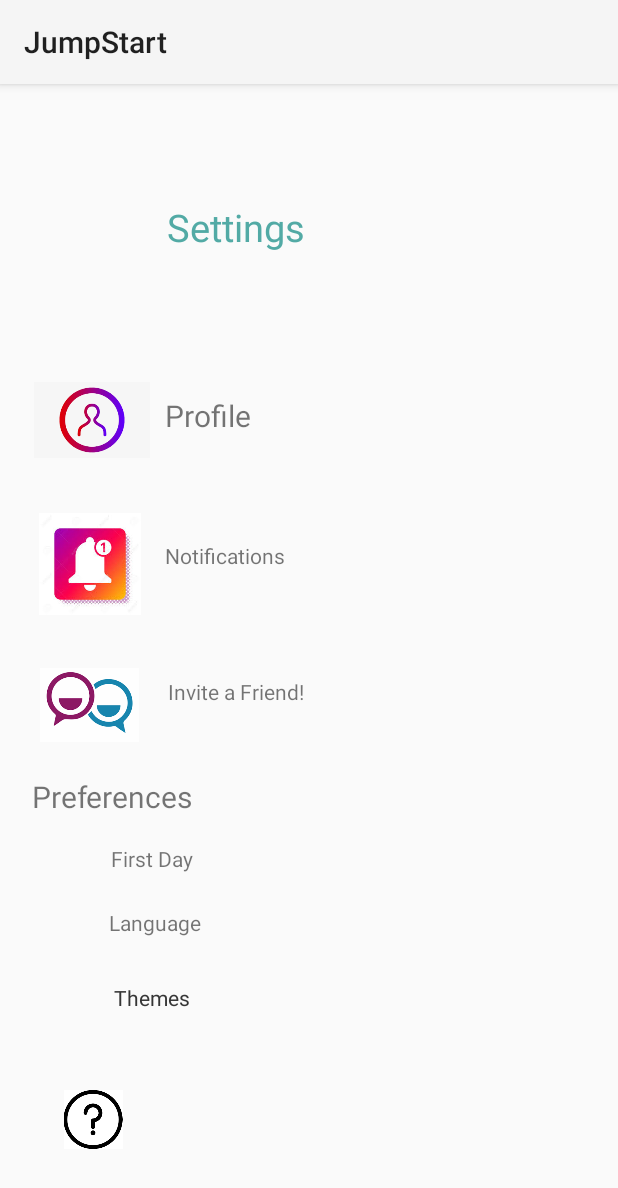
After one commit to bkcyanne/swen3001_group_project, an Android app: the settings screen opened directly, with no data from a screen before it, on a phone screen of 412 x 824 dp. The commit adds this screen. Shown: the top 1188 px of the screen. Run offline under Robolectric (Android 15) with nearby library versions, the phone set to English and light mode, and no system bars.

Commit message:
Settings page added

```diff
--- a/Android Dev/app/src/main/AndroidManifest.xml
+++ b/Android Dev/app/src/main/AndroidManifest.xml
@@ -9,7 +9,8 @@
         android:roundIcon="@mipmap/ic_launcher_round"
         android:supportsRtl="true"
         android:theme="@style/AppTheme">
-        <activity android:name=".profile"></activity>
+        <activity android:name=".settings"></activity>
+        <activity android:name=".profile" />
         <activity android:name=".edItProfile" />
         <activity android:name=".viewAllTasksScrollView" />
         <activity android:name=".viewAllTasks" />
--- /dev/null
+++ b/Android Dev/app/src/main/java/com/example/killmenow/settings.kt
@@ -0,0 +1,11 @@
+package com.example.killmenow
+
+import androidx.appcompat.app.AppCompatActivity
+import android.os.Bundle
+
+class settings : AppCompatActivity() {
+    override fun onCreate(savedInstanceState: Bundle?) {
+        super.onCreate(savedInstanceState)
+        setContentView(R.layout.activity_settings)
+    }
+}
--- a/Android Dev/app/src/main/res/layout/activity_ed_it_profile.xml
+++ b/Android Dev/app/src/main/res/layout/activity_ed_it_profile.xml
@@ -194,5 +194,16 @@
         android:inputType="textPassword"
         tools:ignore="LabelFor" />
 
+    <ImageView
+        android:id="@+id/backButtonIcon"
+        android:layout_width="46dp"
+        android:layout_height="53dp"
+        android:layout_alignParentEnd="true"
+        android:layout_alignParentBottom="true"
+        android:layout_marginEnd="341dp"
+        android:layout_marginBottom="657dp"
+        app:srcCompat="@drawable/backprofilepageicon"
+        android:contentDescription="@string/warning" />
+
 
 </RelativeLayout>
--- a/Android Dev/app/src/main/res/layout/activity_new_task.xml
+++ b/Android Dev/app/src/main/res/layout/activity_new_task.xml
@@ -62,5 +62,6 @@
         android:id="@+id/imageView3"
         android:layout_width="77dp"
         android:layout_height="64dp"
-        app:srcCompat="@drawable/tasks" />
+        app:srcCompat="@drawable/tasks"
+        tools:ignore="ContentDescription" />
 </RelativeLayout>
--- a/Android Dev/app/src/main/res/layout/activity_profile.xml
+++ b/Android Dev/app/src/main/res/layout/activity_profile.xml
@@ -155,5 +155,16 @@
         android:layout_marginBottom="490dp"
         android:text="Collect This Email From a listener later" />
 
+    <ImageView
+        android:id="@+id/backButtonIcon"
+        android:layout_width="46dp"
+        android:layout_height="53dp"
+        android:layout_alignParentEnd="true"
+        android:layout_alignParentBottom="true"
+        android:layout_marginEnd="341dp"
+        android:layout_marginBottom="657dp"
+        app:srcCompat="@drawable/backprofilepageicon"
+        android:contentDescription="@string/warning" />
+
 
 </RelativeLayout>
--- /dev/null
+++ b/Android Dev/app/src/main/res/layout/activity_settings.xml
@@ -0,0 +1,150 @@
+<?xml version="1.0" encoding="utf-8"?>
+<RelativeLayout xmlns:android="http://schemas.android.com/apk/res/android"
+    xmlns:app="http://schemas.android.com/apk/res-auto"
+    xmlns:tools="http://schemas.android.com/tools"
+    android:layout_width="match_parent"
+    android:layout_height="match_parent"
+    tools:context=".settings">
+
+
+
+    <TextView
+        android:id="@+id/settings"
+        android:layout_width="251dp"
+        android:layout_height="50dp"
+        android:layout_alignParentEnd="true"
+        android:layout_alignParentBottom="true"
+        android:layout_marginEnd="49dp"
+        android:layout_marginBottom="640dp"
+        android:text="@string/Settings"
+        android:textColor="#52AAA5"
+        android:textSize="25sp" />
+
+    <ImageView
+        android:id="@+id/imageView"
+        android:layout_width="77dp"
+        android:layout_height="76dp"
+        android:layout_alignParentEnd="true"
+        android:layout_alignParentBottom="true"
+        android:layout_marginEnd="312dp"
+        android:layout_marginBottom="506dp"
+        app:srcCompat="@drawable/accounticon"
+        android:contentDescription="@string/LinkedAccounts" />
+
+    <TextView
+        android:id="@+id/ProfileClicker"
+        android:layout_width="76dp"
+        android:layout_height="35dp"
+        android:layout_alignParentStart="true"
+        android:layout_alignParentEnd="true"
+        android:layout_alignParentBottom="true"
+        android:layout_marginStart="110dp"
+        android:layout_marginEnd="225dp"
+        android:layout_marginBottom="525dp"
+        android:text="@string/Profile"
+        android:textSize="20sp" />
+
+    <ImageView
+        android:id="@+id/notificationImage"
+        android:layout_width="81dp"
+        android:layout_height="68dp"
+        android:layout_alignParentEnd="true"
+        android:layout_alignParentBottom="true"
+        android:layout_marginEnd="311dp"
+        android:layout_marginBottom="414dp"
+        app:srcCompat="@drawable/notificationicon" />
+
+    <TextView
+        android:id="@+id/Notifications"
+        android:layout_width="100dp"
+        android:layout_height="33dp"
+        android:layout_alignParentStart="true"
+        android:layout_alignParentEnd="true"
+        android:layout_alignParentBottom="true"
+        android:layout_marginStart="110dp"
+        android:layout_marginEnd="200dp"
+        android:layout_marginBottom="430dp"
+        android:text="@string/Notifications" />
+
+    <ImageView
+        android:id="@+id/imageView4"
+        android:layout_width="66dp"
+        android:layout_height="52dp"
+        android:layout_alignParentEnd="true"
+        android:layout_alignParentBottom="true"
+        android:layout_marginEnd="319dp"
+        android:layout_marginBottom="328dp"
+        app:srcCompat="@drawable/inviteafriendicon" />
+
+    <TextView
+        android:id="@+id/inviteFriend"
+        android:layout_width="96dp"
+        android:layout_height="33dp"
+        android:layout_alignParentEnd="true"
+        android:layout_alignParentBottom="true"
+        android:layout_marginEnd="204dp"
+        android:layout_marginBottom="339dp"
+        android:text="@string/InviteFriend" />
+
+    <TextView
+        android:id="@+id/Preferences"
+        android:layout_width="129dp"
+        android:layout_height="wrap_content"
+        android:layout_alignParentEnd="true"
+        android:layout_alignParentBottom="true"
+        android:layout_marginEnd="261dp"
+        android:layout_marginBottom="279dp"
+        android:text="@string/preferences"
+        android:textSize="20sp" />
+
+    <TextView
+        android:id="@+id/FirstDay"
+        android:layout_width="74dp"
+        android:layout_height="wrap_content"
+        android:layout_alignParentEnd="true"
+        android:layout_alignParentBottom="true"
+        android:layout_marginEnd="264dp"
+        android:layout_marginBottom="242dp"
+        android:text="@string/FirstDay" />
+
+    <TextView
+        android:id="@+id/Language"
+        android:layout_width="74dp"
+        android:layout_height="wrap_content"
+        android:layout_alignParentEnd="true"
+        android:layout_alignParentBottom="true"
+        android:layout_marginEnd="265dp"
+        android:layout_marginBottom="199dp"
+        android:text="@string/Language" />
+
+    <TextView
+        android:id="@+id/Themes"
+        android:layout_width="74dp"
+        android:layout_height="wrap_content"
+        android:layout_alignParentEnd="true"
+        android:layout_alignParentBottom="true"
+        android:layout_marginEnd="262dp"
+        android:layout_marginBottom="149dp"
+        android:text="@string/Themes" />
+
+    <TextView
+        android:id="@+id/themes"
+        android:layout_width="74dp"
+        android:layout_height="wrap_content"
+        android:layout_alignParentEnd="true"
+        android:layout_alignParentBottom="true"
+        android:layout_marginEnd="262dp"
+        android:layout_marginBottom="149dp"
+        android:text="@string/Themes" />
+
+    <ImageView
+        android:id="@+id/imageView5"
+        android:layout_width="48dp"
+        android:layout_height="39dp"
+        android:layout_alignParentEnd="true"
+        android:layout_alignParentBottom="true"
+        android:layout_marginEnd="326dp"
+        android:layout_marginBottom="58dp"
+        app:srcCompat="@drawable/helpicon" />
+
+</RelativeLayout>
--- a/Android Dev/app/src/main/res/values/strings.xml
+++ b/Android Dev/app/src/main/res/values/strings.xml
@@ -44,4 +44,17 @@
     <string name="Gender">Gender</string>
     <string name="LinkedAccounts">Linked Accounts:</string>
 
+
+    /*Settings*/
+
+    <string name = "Settings">Settings</string>
+    <string name ="Profile">Profile</string>
+    <string name = "Notifications">Notifications</string>
+    <string name = "InviteFriend">Invite a Friend!</string>
+    <string name = "preferences">Preferences</string>
+    <string name = "FirstDay">First Day</string>
+    <string name = "Language">Language</string>
+    <string name = "Themes">Themes</string>
+
+
 </resources>
```
Also changed, not shown: Android Dev/app/src/main/res/drawable/accounticon.png (added), Android Dev/app/src/main/res/drawable/helpicon.png (added), Android Dev/app/src/main/res/drawable/inviteafriendicon.png (added), Android Dev/app/src/main/res/drawable/notificationicon.png (added).
